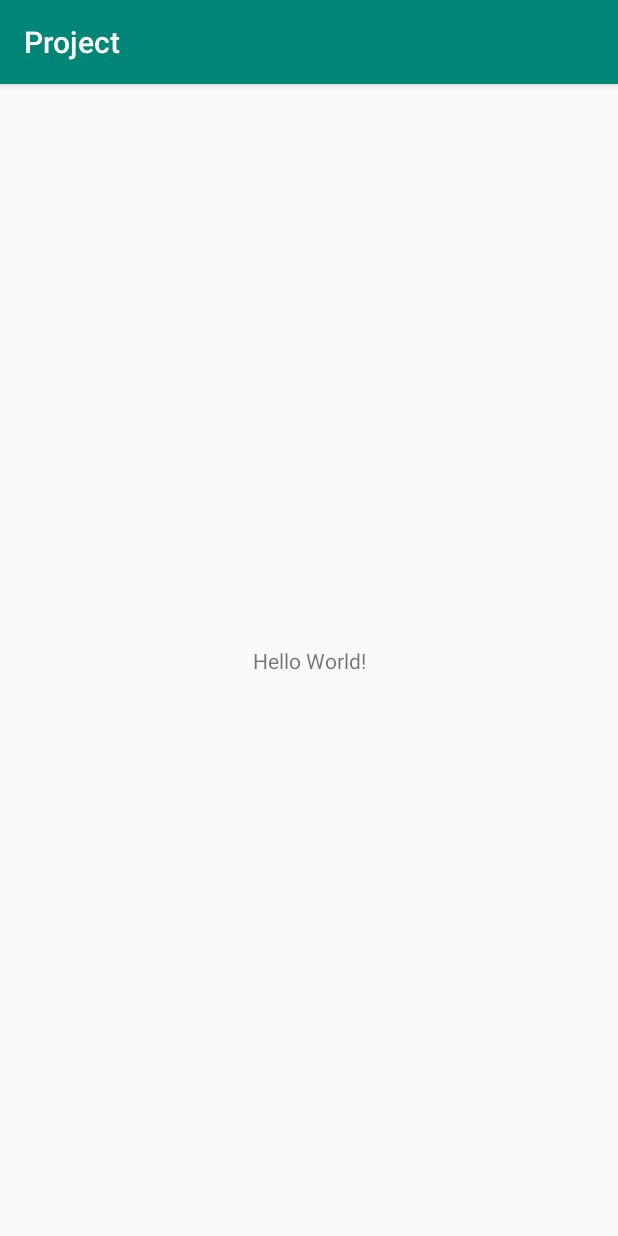
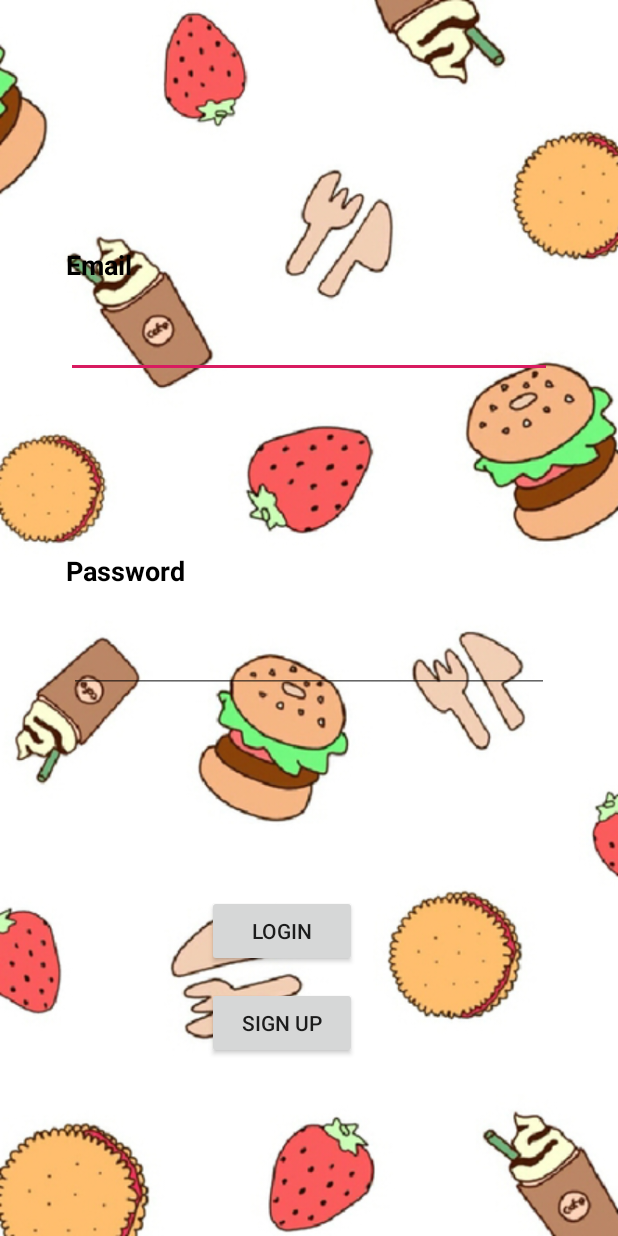
Before and after one commit to abinashnarendiran/Find-N-Feast, an Android app: the screen it shows after launch (MainActivity), on a phone screen of 412 x 824 dp. Run offline under Robolectric (Android 15) with nearby library versions, the phone set to English and light mode, and no system bars.

Commit message:
Login Design Commit

```diff
--- a/app/build.gradle
+++ b/app/build.gradle
@@ -25,4 +25,5 @@ dependencies {
     testImplementation 'junit:junit:4.12'
     androidTestImplementation 'com.android.support.test:runner:1.0.2'
     androidTestImplementation 'com.android.support.test.espresso:espresso-core:3.0.2'
+    implementation 'com.android.support:design:28.0.0'
 }
--- a/app/src/main/res/layout/activity_main.xml
+++ b/app/src/main/res/layout/activity_main.xml
@@ -2,17 +2,101 @@
 <android.support.constraint.ConstraintLayout xmlns:android="http://schemas.android.com/apk/res/android"
     xmlns:app="http://schemas.android.com/apk/res-auto"
     xmlns:tools="http://schemas.android.com/tools"
+    android:id="@+id/ConstraintLayout"
     android:layout_width="match_parent"
     android:layout_height="match_parent"
-    tools:context=".MainActivity">
+    tools:context=".MainActivity"
+    tools:layout_editor_absoluteY="25dp">
+
+    <LinearLayout
+        android:id="@+id/relativeLayout"
+        android:layout_width="0dp"
+        android:layout_height="0dp"
+        app:layout_constraintBottom_toBottomOf="parent"
+        app:layout_constraintEnd_toEndOf="parent"
+        app:layout_constraintStart_toStartOf="parent"
+        app:layout_constraintTop_toTopOf="parent">
+
+        <ImageView
+            android:id="@+id/imageView2"
+            android:layout_width="fill_parent"
+            android:layout_height="fill_parent"
+            android:orientation="vertical"
+            app:srcCompat="@drawable/food_background"
+            android:scaleType = "centerCrop"/>
+    </LinearLayout>
 
     <TextView
-        android:layout_width="wrap_content"
+        android:id="@+id/email"
+        android:layout_width="106dp"
         android:layout_height="wrap_content"
-        android:text="Hello World!"
+        android:layout_marginTop="164dp"
+        android:text="@string/email"
+        android:textColor="@color/textColor"
+        android:textSize="18sp"
+        app:layout_constraintStart_toStartOf="@+id/email_input"
+        app:layout_constraintTop_toTopOf="parent"
+        android:textStyle="bold"/>
+
+    <EditText
+        android:id="@+id/email_input"
+        android:layout_width="0dp"
+        android:layout_height="wrap_content"
+        android:layout_marginStart="44dp"
+        android:layout_marginTop="18dp"
+        android:layout_marginEnd="44dp"
+        android:ems="10"
+        android:inputType="textEmailAddress"
+        app:layout_constraintEnd_toEndOf="parent"
+        app:layout_constraintStart_toStartOf="parent"
+        app:layout_constraintTop_toBottomOf="@+id/email" />
+
+    <TextView
+        android:id="@+id/password"
+        android:layout_width="129dp"
+        android:layout_height="wrap_content"
+        android:layout_marginStart="44dp"
+        android:layout_marginTop="124dp"
+        android:layout_marginBottom="124dp"
+        android:text="@string/password"
+        android:textColor="@color/textColor"
+        android:textSize="18sp"
+        app:layout_constraintBottom_toTopOf="@+id/login_button"
+        app:layout_constraintStart_toStartOf="parent"
+        app:layout_constraintTop_toTopOf="@+id/email"
+        android:textStyle="bold"/>
+
+    <EditText
+        android:id="@+id/password_input"
+        android:layout_width="0dp"
+        android:layout_height="wrap_content"
+        android:layout_marginStart="46dp"
+        android:layout_marginTop="24dp"
+        android:layout_marginEnd="46dp"
+        android:ems="10"
+        android:inputType="textPassword"
+        app:layout_constraintEnd_toEndOf="parent"
+        app:layout_constraintStart_toStartOf="parent"
+        app:layout_constraintTop_toBottomOf="@+id/password" />
+
+    <Button
+        android:id="@+id/login_button"
+        android:layout_width="100dp"
+        android:layout_height="wrap_content"
+        android:layout_marginStart="92dp"
+        android:layout_marginBottom="13dp"
+        android:text="@string/login_button"
+        app:layout_constraintBottom_toTopOf="@+id/signup_button"
+        app:layout_constraintStart_toStartOf="@+id/password_input" />
+
+    <Button
+        android:id="@+id/signup_button"
+        android:layout_width="0dp"
+        android:layout_height="wrap_content"
+        android:layout_marginBottom="118dp"
+        android:text="@string/signup_button"
         app:layout_constraintBottom_toBottomOf="parent"
-        app:layout_constraintLeft_toLeftOf="parent"
-        app:layout_constraintRight_toRightOf="parent"
-        app:layout_constraintTop_toTopOf="parent" />
+        app:layout_constraintEnd_toEndOf="@+id/login_button"
+        app:layout_constraintStart_toStartOf="@+id/login_button" />
 
 </android.support.constraint.ConstraintLayout>
--- a/app/src/main/res/values/colors.xml
+++ b/app/src/main/res/values/colors.xml
@@ -3,4 +3,5 @@
     <color name="colorPrimary">#008577</color>
     <color name="colorPrimaryDark">#00574B</color>
     <color name="colorAccent">#D81B60</color>
-</resources>
+    <color name="textColor">#000000</color>
+    </resources>
--- a/app/src/main/res/values/strings.xml
+++ b/app/src/main/res/values/strings.xml
@@ -1,3 +1,8 @@
 <resources>
     <string name="app_name">Project</string>
+    <string name="email">Email</string>
+    <string name="password">Password</string>
+    <string name="login_button">Login</string>
+    <string name="signup_button">Sign Up</string>
+
 </resources>
--- a/app/src/main/res/values/styles.xml
+++ b/app/src/main/res/values/styles.xml
@@ -1,7 +1,7 @@
 <resources>
 
     <!-- Base application theme. -->
-    <style name="AppTheme" parent="Theme.AppCompat.Light.DarkActionBar">
+    <style name="AppTheme" parent="Theme.AppCompat.Light.NoActionBar">
         <!-- Customize your theme here. -->
         <item name="colorPrimary">@color/colorPrimary</item>
         <item name="colorPrimaryDark">@color/colorPrimaryDark</item>
```
Also changed, not shown: app/src/main/res/drawable/food_background.jpg (added).
